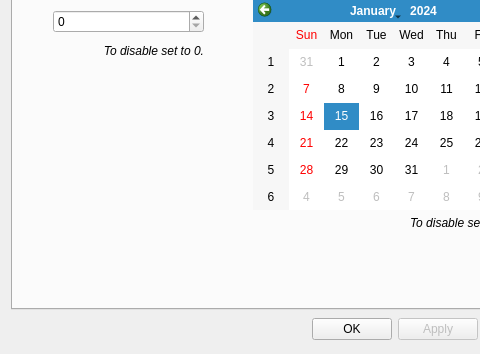
dbuksbaum/TextRoom, file ui/optionsdialog.ui: the form before one commit; both pictures show x 0 to 480 and y 98 to 452 of the 577 by 452 pixel window.
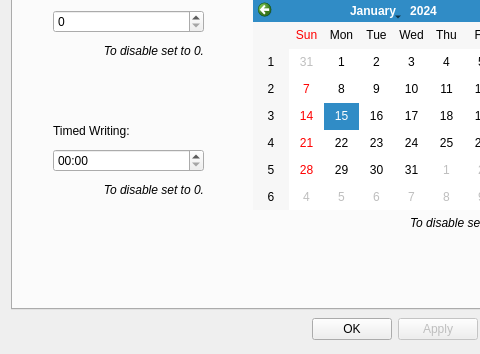
The form after the commit. The open tabs and pages were chosen to show the change.

Commit message: Added Timed Writing Feature

```diff
--- a/ui/optionsdialog.ui
+++ b/ui/optionsdialog.ui
@@ -777,6 +777,62 @@
           </item>
          </layout>
         </widget>
+        <widget class="QWidget" name="verticalLayoutWidget_3" >
+         <property name="geometry" >
+          <rect>
+           <x>40</x>
+           <y>180</y>
+           <width>151</width>
+           <height>83</height>
+          </rect>
+         </property>
+         <layout class="QVBoxLayout" name="verticalLayout_3" >
+          <item>
+           <layout class="QHBoxLayout" name="horizontalLayout_11" >
+            <item>
+             <widget class="QLabel" name="label_7" >
+              <property name="text" >
+               <string>Timed Writing:</string>
+              </property>
+             </widget>
+            </item>
+           </layout>
+          </item>
+          <item>
+           <layout class="QHBoxLayout" name="horizontalLayout_10" >
+            <item>
+             <widget class="QTimeEdit" name="timeEdit" >
+              <property name="currentSection" >
+               <enum>QDateTimeEdit::MinuteSection</enum>
+              </property>
+              <property name="displayFormat" >
+               <string>hh:mm</string>
+              </property>
+             </widget>
+            </item>
+           </layout>
+          </item>
+          <item>
+           <layout class="QHBoxLayout" name="horizontalLayout_8" >
+            <item>
+             <widget class="QLabel" name="label_8" >
+              <property name="font" >
+               <font>
+                <italic>true</italic>
+               </font>
+              </property>
+              <property name="text" >
+               <string>To disable set to 0.</string>
+              </property>
+              <property name="alignment" >
+               <set>Qt::AlignRight|Qt::AlignTrailing|Qt::AlignVCenter</set>
+              </property>
+             </widget>
+            </item>
+           </layout>
+          </item>
+         </layout>
+        </widget>
        </widget>
       </widget>
      </item>
```
The commit also changes 5 other files.
